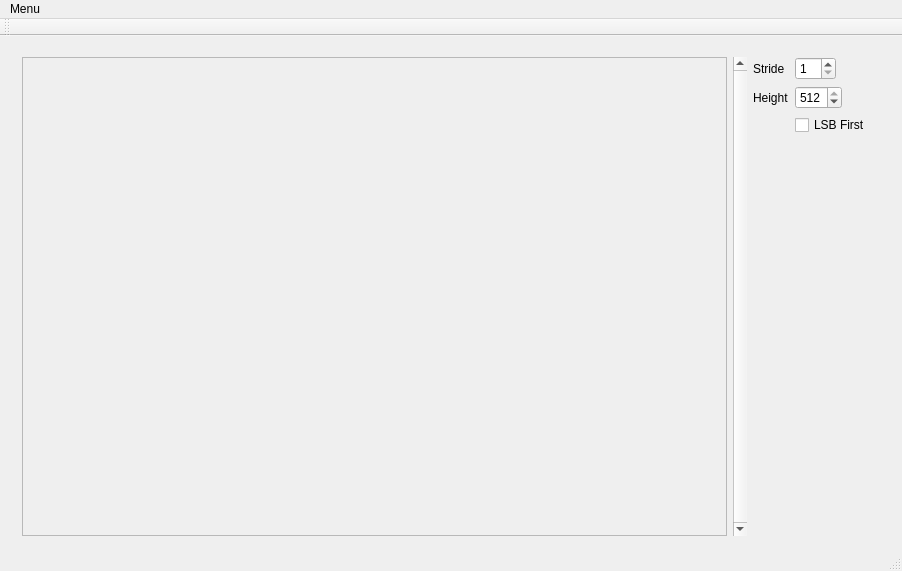
The window that mainwindow.ui (alxdrl/bittle) describes before a commit, drawn with Qt 5.
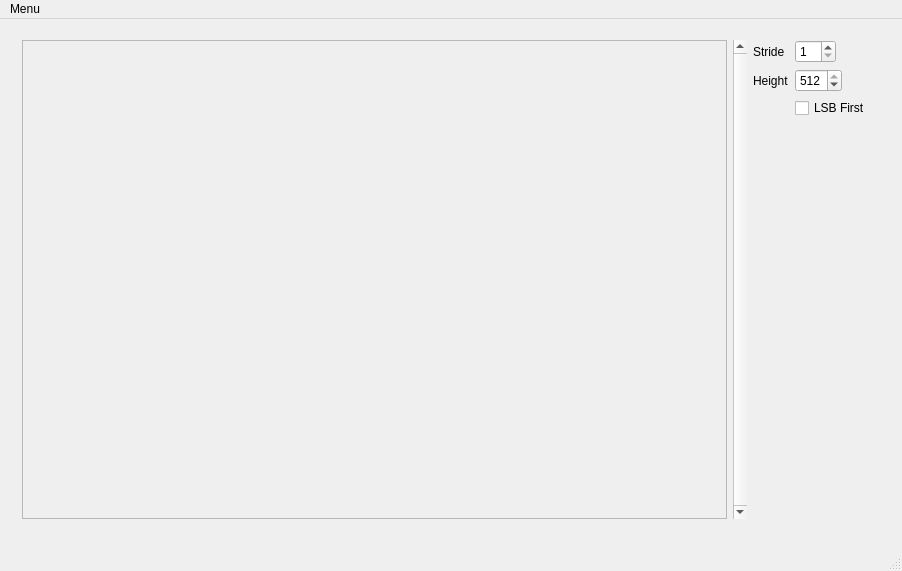
The same window after the commit.

Commit message: Add 'Open' keyboard shortcut and remove toolbar

```diff
--- a/mainwindow.ui
+++ b/mainwindow.ui
@@ -149,14 +149,6 @@
    </widget>
    <addaction name="menuMenu"/>
   </widget>
-  <widget class="QToolBar" name="mainToolBar">
-   <attribute name="toolBarArea">
-    <enum>TopToolBarArea</enum>
-   </attribute>
-   <attribute name="toolBarBreak">
-    <bool>false</bool>
-   </attribute>
-  </widget>
   <widget class="QStatusBar" name="statusBar"/>
   <action name="actionOuvrir">
    <property name="text">
```
Left out of the diff: 3 changed lines with no effect on the pictures.
